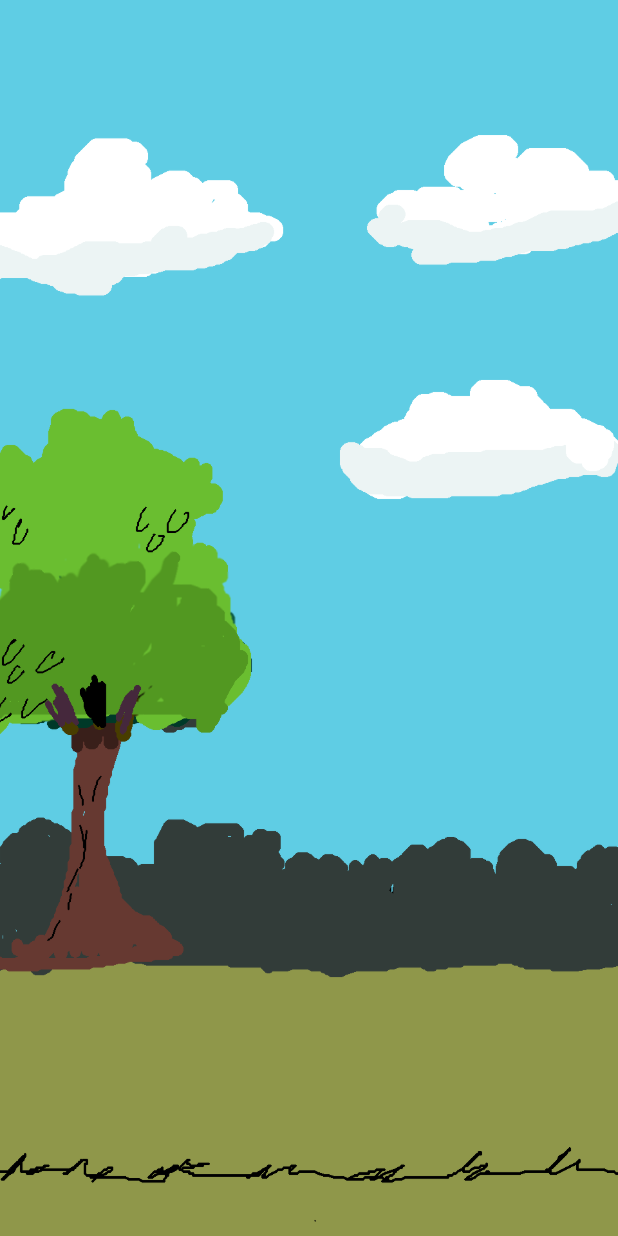
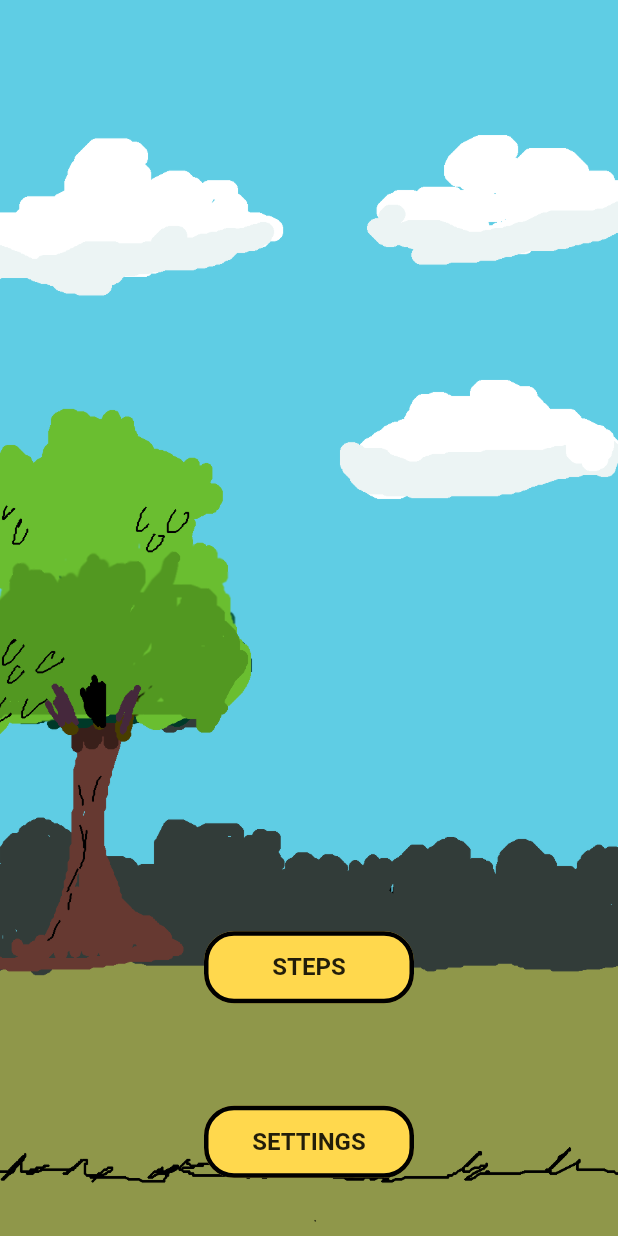
Before and after one commit to sashabrayb/FITNESSTRACKER, a Flutter app: the HomePage screen opened directly, on a phone screen of 412 x 824 dp. Run offline on Flutter 3.47's test engine with Material 3 defaults, Android fonts, the phone set to English and light mode, and no system bars.

Commit message:
Created buttons for home page

```diff
--- a/fitness_tracker/lib/home_page.dart
+++ b/fitness_tracker/lib/home_page.dart
@@ -2,6 +2,41 @@ import 'package:flutter/material.dart';
 
 class HomePage extends StatelessWidget {
   const HomePage({super.key});
+
+  // 1. Define the style here, above build() or inside it either works.
+  //    Putting it as a class-level getter/field keeps build() cleaner.
+  static final ButtonStyle snoopyButtonStyle = OutlinedButton.styleFrom(
+    foregroundColor: Colors.black87,
+    backgroundColor: const Color(0xFFFFD84D),
+    minimumSize: const Size(140, 48),
+    padding: const EdgeInsets.symmetric(horizontal: 24, vertical: 12),
+    textStyle: const TextStyle(
+      fontSize: 16,
+      fontWeight: FontWeight.bold,
+    ),
+    shape: RoundedRectangleBorder(
+      borderRadius: BorderRadius.circular(20),
+    ),
+    side: const BorderSide(
+      color: Colors.black,
+      width: 3,
+    ),
+  ).copyWith(
+    side: WidgetStateProperty.resolveWith<BorderSide?>(
+      (Set<WidgetState> states) {
+        if (states.contains(WidgetState.pressed)) {
+          return const BorderSide(color: Colors.brown, width: 3);
+        }
+        return const BorderSide(color: Colors.black, width: 3);
+      },
+    ),
+    elevation: WidgetStateProperty.resolveWith<double?>(
+      (Set<WidgetState> states) {
+        if (states.contains(WidgetState.pressed)) return 0;
+        return 4;
+      },
+    ),
+  );
 
   @override
   Widget build(BuildContext context) {
@@ -13,7 +48,28 @@ class HomePage extends StatelessWidget {
             'assets/images/background.png',
             fit: BoxFit.cover,
           ),
-          // add your home screen content here
+          // 2. The actual button widget goes here, in the children list.
+          //    Align/Center controls where it sits on screen.
+          Align(
+            alignment: const Alignment(0, 0.6),
+            child: OutlinedButton(
+              style: snoopyButtonStyle,
+              onPressed: () {
+                // TODO: add workout logic later
+              },
+              child: const Text('STEPS'),
+            ),
+          ),
+          Align(
+            alignment: const Alignment(0, 0.9),
+            child: OutlinedButton(
+              style: snoopyButtonStyle,
+              onPressed: () {
+                // TODO: add workout logic later
+              },
+              child: const Text('SETTINGS'),
+            ),
+          ),
         ],
       ),
     );
--- a/fitness_tracker/lib/main.dart
+++ b/fitness_tracker/lib/main.dart
@@ -46,7 +46,7 @@ class LoginPage extends StatelessWidget {
               ),
             ),
             Align(
-              alignment: const Alignment(0, 0.4),
+              alignment: const Alignment(0, 0.2),
               child: Text(
                 'TAP TO PLAY',
                 style: TextStyle(
@@ -54,7 +54,7 @@ class LoginPage extends StatelessWidget {
                   fontSize: 18,
                   fontWeight: FontWeight.bold,
                   shadows: [
-                    Shadow(color: Colors.black.withOpacity(0.5), blurRadius: 4),
+                    Shadow(color: Colors.black.withOpacity(0.4), blurRadius: 4),
                   ],
                 ),
               ),
```
Also changed, not shown: fitness_tracker/assets/images/Stripes.png (added), fitness_tracker/assets/images/diagonal_stripes.png (added), 1 other file.
